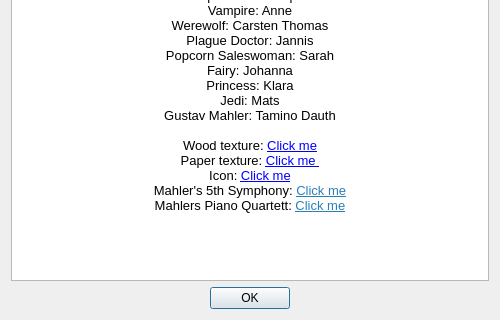
tdauth/gustavsfairyland, file ui/aboutdialog.ui: the form before one commit; both pictures show x 0 to 500 and y 180 to 500 of the 500 by 500 pixel window.
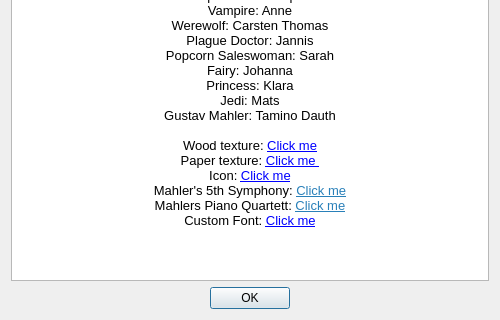
The form after the commit. Icons and pictures are not drawn.

Commit message: Custom Font, custom background color, hide story mode buttons

Patch:
```diff
--- a/ui/aboutdialog.ui
+++ b/ui/aboutdialog.ui
@@ -60,25 +60,26 @@
       <string>&lt;!DOCTYPE HTML PUBLIC &quot;-//W3C//DTD HTML 4.0//EN&quot; &quot;http://www.w3.org/TR/REC-html40/strict.dtd&quot;&gt;
 &lt;html&gt;&lt;head&gt;&lt;meta name=&quot;qrichtext&quot; content=&quot;1&quot; /&gt;&lt;style type=&quot;text/css&quot;&gt;
 p, li { white-space: pre-wrap; }
-&lt;/style&gt;&lt;/head&gt;&lt;body style=&quot; font-family:'Sans Serif'; font-size:10pt; font-weight:400; font-style:normal;&quot;&gt;
-&lt;p align=&quot;center&quot; style=&quot; margin-top:0px; margin-bottom:0px; margin-left:0px; margin-right:0px; -qt-block-indent:0; text-indent:0px;&quot;&gt;&lt;span style=&quot; font-weight:600;&quot;&gt;Credits&lt;/span&gt;&lt;/p&gt;
-&lt;p align=&quot;center&quot; style=&quot; margin-top:0px; margin-bottom:0px; margin-left:0px; margin-right:0px; -qt-block-indent:0; text-indent:0px;&quot;&gt;Organization and Video Recordings: Carsten Thomas&lt;/p&gt;
-&lt;p align=&quot;center&quot; style=&quot; margin-top:0px; margin-bottom:0px; margin-left:0px; margin-right:0px; -qt-block-indent:0; text-indent:0px;&quot;&gt;Programming: Tamino Dauth&lt;/p&gt;
-&lt;p align=&quot;center&quot; style=&quot;-qt-paragraph-type:empty; margin-top:0px; margin-bottom:0px; margin-left:0px; margin-right:0px; -qt-block-indent:0; text-indent:0px;&quot;&gt;&lt;br /&gt;&lt;/p&gt;
-&lt;p align=&quot;center&quot; style=&quot; margin-top:0px; margin-bottom:0px; margin-left:0px; margin-right:0px; -qt-block-indent:0; text-indent:0px;&quot;&gt;Grandpa Jott: Grandpa Jott&lt;/p&gt;
-&lt;p align=&quot;center&quot; style=&quot; margin-top:0px; margin-bottom:0px; margin-left:0px; margin-right:0px; -qt-block-indent:0; text-indent:0px;&quot;&gt;Vampire: Anne&lt;/p&gt;
-&lt;p align=&quot;center&quot; style=&quot; margin-top:0px; margin-bottom:0px; margin-left:0px; margin-right:0px; -qt-block-indent:0; text-indent:0px;&quot;&gt;Werewolf: Carsten Thomas&lt;/p&gt;
-&lt;p align=&quot;center&quot; style=&quot; margin-top:0px; margin-bottom:0px; margin-left:0px; margin-right:0px; -qt-block-indent:0; text-indent:0px;&quot;&gt;Plague Doctor: Jannis&lt;/p&gt;
-&lt;p align=&quot;center&quot; style=&quot; margin-top:0px; margin-bottom:0px; margin-left:0px; margin-right:0px; -qt-block-indent:0; text-indent:0px;&quot;&gt;Popcorn Saleswoman: Sarah&lt;/p&gt;
-&lt;p align=&quot;center&quot; style=&quot; margin-top:0px; margin-bottom:0px; margin-left:0px; margin-right:0px; -qt-block-indent:0; text-indent:0px;&quot;&gt;Fairy: Johanna&lt;/p&gt;
-&lt;p align=&quot;center&quot; style=&quot; margin-top:0px; margin-bottom:0px; margin-left:0px; margin-right:0px; -qt-block-indent:0; text-indent:0px;&quot;&gt;Princess: Klara&lt;/p&gt;
-&lt;p align=&quot;center&quot; style=&quot; margin-top:0px; margin-bottom:0px; margin-left:0px; margin-right:0px; -qt-block-indent:0; text-indent:0px;&quot;&gt;Jedi: Mats&lt;/p&gt;
-&lt;p align=&quot;center&quot; style=&quot; margin-top:0px; margin-bottom:0px; margin-left:0px; margin-right:0px; -qt-block-indent:0; text-indent:0px;&quot;&gt;Gustav Mahler: Tamino Dauth&lt;/p&gt;
-&lt;p align=&quot;center&quot; style=&quot;-qt-paragraph-type:empty; margin-top:0px; margin-bottom:0px; margin-left:0px; margin-right:0px; -qt-block-indent:0; text-indent:0px;&quot;&gt;&lt;br /&gt;&lt;/p&gt;
-&lt;p align=&quot;center&quot; style=&quot; margin-top:0px; margin-bottom:0px; margin-left:0px; margin-right:0px; -qt-block-indent:0; text-indent:0px;&quot;&gt;Wood texture: &lt;a href=&quot;http://publicdomainvectors.org/en/free-clipart/Wood-texture/39404.html&quot;&gt;&lt;span style=&quot; text-decoration: underline; color:#0000ff;&quot;&gt;Click me&lt;/span&gt;&lt;/a&gt;&lt;span style=&quot; font-family:'MS Shell Dlg 2'; font-size:8pt;&quot;&gt;&lt;br /&gt;&lt;/span&gt;&lt;span style=&quot; font-family:'MS Shell Dlg 2';&quot;&gt;Paper texture: &lt;/span&gt;&lt;a href=&quot;http://all-free-download.com/free-vector/download/set-of-blank-paper-design-vector_524297.html&quot;&gt;&lt;span style=&quot; font-family:'MS Shell Dlg 2'; text-decoration: underline; color:#0000ff;&quot;&gt;Click me &lt;/span&gt;&lt;/a&gt;&lt;/p&gt;
-&lt;p align=&quot;center&quot; style=&quot; margin-top:0px; margin-bottom:0px; margin-left:0px; margin-right:0px; -qt-block-indent:0; text-indent:0px;&quot;&gt;&lt;span style=&quot; font-family:'MS Shell Dlg 2';&quot;&gt;Icon: &lt;/span&gt;&lt;a href=&quot; https://commons.wikimedia.org/wiki/File:Gustav_Mahler_by_Hans_Schliessmann-12.jpg&quot;&gt;&lt;span style=&quot; font-family:'MS Shell Dlg 2'; text-decoration: underline; color:#0000ff;&quot;&gt;Click me&lt;/span&gt;&lt;/a&gt;&lt;/p&gt;
-&lt;p align=&quot;center&quot; style=&quot; margin-top:0px; margin-bottom:0px; margin-left:0px; margin-right:0px; -qt-block-indent:0; text-indent:0px;&quot;&gt;Mahler's 5th Symphony: &lt;a href=&quot;https://archive.org/details/Mahler_Symphony_5&quot;&gt;&lt;span style=&quot; text-decoration: underline; color:#2980b9;&quot;&gt;Click me&lt;/span&gt;&lt;/a&gt;&lt;/p&gt;
-&lt;p align=&quot;center&quot; style=&quot; margin-top:0px; margin-bottom:0px; margin-left:0px; margin-right:0px; -qt-block-indent:0; text-indent:0px;&quot;&gt;Mahlers Piano Quartett: &lt;a href=&quot;https://archive.org/details/MahlerPianoQuartetInAMinor&quot;&gt;&lt;span style=&quot; text-decoration: underline; color:#2980b9;&quot;&gt;Click me&lt;/span&gt;&lt;/a&gt;&lt;/p&gt;&lt;/body&gt;&lt;/html&gt;</string>
+&lt;/style&gt;&lt;/head&gt;&lt;body style=&quot; font-family:'MS Shell Dlg 2'; font-size:8.25pt; font-weight:400; font-style:normal;&quot;&gt;
+&lt;p align=&quot;center&quot; style=&quot; margin-top:0px; margin-bottom:0px; margin-left:0px; margin-right:0px; -qt-block-indent:0; text-indent:0px;&quot;&gt;&lt;span style=&quot; font-family:'Sans Serif'; font-size:10pt; font-weight:600;&quot;&gt;Credits&lt;/span&gt;&lt;/p&gt;
+&lt;p align=&quot;center&quot; style=&quot; margin-top:0px; margin-bottom:0px; margin-left:0px; margin-right:0px; -qt-block-indent:0; text-indent:0px;&quot;&gt;&lt;span style=&quot; font-family:'Sans Serif'; font-size:10pt;&quot;&gt;Organization and Video Recordings: Carsten Thomas&lt;/span&gt;&lt;/p&gt;
+&lt;p align=&quot;center&quot; style=&quot; margin-top:0px; margin-bottom:0px; margin-left:0px; margin-right:0px; -qt-block-indent:0; text-indent:0px;&quot;&gt;&lt;span style=&quot; font-family:'Sans Serif'; font-size:10pt;&quot;&gt;Programming: Tamino Dauth&lt;/span&gt;&lt;/p&gt;
+&lt;p align=&quot;center&quot; style=&quot;-qt-paragraph-type:empty; margin-top:0px; margin-bottom:0px; margin-left:0px; margin-right:0px; -qt-block-indent:0; text-indent:0px; font-family:'Sans Serif'; font-size:10pt;&quot;&gt;&lt;br /&gt;&lt;/p&gt;
+&lt;p align=&quot;center&quot; style=&quot; margin-top:0px; margin-bottom:0px; margin-left:0px; margin-right:0px; -qt-block-indent:0; text-indent:0px;&quot;&gt;&lt;span style=&quot; font-family:'Sans Serif'; font-size:10pt;&quot;&gt;Grandpa Jott: Grandpa Jott&lt;/span&gt;&lt;/p&gt;
+&lt;p align=&quot;center&quot; style=&quot; margin-top:0px; margin-bottom:0px; margin-left:0px; margin-right:0px; -qt-block-indent:0; text-indent:0px;&quot;&gt;&lt;span style=&quot; font-family:'Sans Serif'; font-size:10pt;&quot;&gt;Vampire: Anne&lt;/span&gt;&lt;/p&gt;
+&lt;p align=&quot;center&quot; style=&quot; margin-top:0px; margin-bottom:0px; margin-left:0px; margin-right:0px; -qt-block-indent:0; text-indent:0px;&quot;&gt;&lt;span style=&quot; font-family:'Sans Serif'; font-size:10pt;&quot;&gt;Werewolf: Carsten Thomas&lt;/span&gt;&lt;/p&gt;
+&lt;p align=&quot;center&quot; style=&quot; margin-top:0px; margin-bottom:0px; margin-left:0px; margin-right:0px; -qt-block-indent:0; text-indent:0px;&quot;&gt;&lt;span style=&quot; font-family:'Sans Serif'; font-size:10pt;&quot;&gt;Plague Doctor: Jannis&lt;/span&gt;&lt;/p&gt;
+&lt;p align=&quot;center&quot; style=&quot; margin-top:0px; margin-bottom:0px; margin-left:0px; margin-right:0px; -qt-block-indent:0; text-indent:0px;&quot;&gt;&lt;span style=&quot; font-family:'Sans Serif'; font-size:10pt;&quot;&gt;Popcorn Saleswoman: Sarah&lt;/span&gt;&lt;/p&gt;
+&lt;p align=&quot;center&quot; style=&quot; margin-top:0px; margin-bottom:0px; margin-left:0px; margin-right:0px; -qt-block-indent:0; text-indent:0px;&quot;&gt;&lt;span style=&quot; font-family:'Sans Serif'; font-size:10pt;&quot;&gt;Fairy: Johanna&lt;/span&gt;&lt;/p&gt;
+&lt;p align=&quot;center&quot; style=&quot; margin-top:0px; margin-bottom:0px; margin-left:0px; margin-right:0px; -qt-block-indent:0; text-indent:0px;&quot;&gt;&lt;span style=&quot; font-family:'Sans Serif'; font-size:10pt;&quot;&gt;Princess: Klara&lt;/span&gt;&lt;/p&gt;
+&lt;p align=&quot;center&quot; style=&quot; margin-top:0px; margin-bottom:0px; margin-left:0px; margin-right:0px; -qt-block-indent:0; text-indent:0px;&quot;&gt;&lt;span style=&quot; font-family:'Sans Serif'; font-size:10pt;&quot;&gt;Jedi: Mats&lt;/span&gt;&lt;/p&gt;
+&lt;p align=&quot;center&quot; style=&quot; margin-top:0px; margin-bottom:0px; margin-left:0px; margin-right:0px; -qt-block-indent:0; text-indent:0px;&quot;&gt;&lt;span style=&quot; font-family:'Sans Serif'; font-size:10pt;&quot;&gt;Gustav Mahler: Tamino Dauth&lt;/span&gt;&lt;/p&gt;
+&lt;p align=&quot;center&quot; style=&quot;-qt-paragraph-type:empty; margin-top:0px; margin-bottom:0px; margin-left:0px; margin-right:0px; -qt-block-indent:0; text-indent:0px; font-family:'Sans Serif'; font-size:10pt;&quot;&gt;&lt;br /&gt;&lt;/p&gt;
+&lt;p align=&quot;center&quot; style=&quot; margin-top:0px; margin-bottom:0px; margin-left:0px; margin-right:0px; -qt-block-indent:0; text-indent:0px;&quot;&gt;&lt;span style=&quot; font-family:'Sans Serif'; font-size:10pt;&quot;&gt;Wood texture: &lt;/span&gt;&lt;a href=&quot;http://publicdomainvectors.org/en/free-clipart/Wood-texture/39404.html&quot;&gt;&lt;span style=&quot; font-family:'Sans Serif'; font-size:10pt; text-decoration: underline; color:#0000ff;&quot;&gt;Click me&lt;/span&gt;&lt;/a&gt;&lt;span style=&quot; font-size:8pt;&quot;&gt;&lt;br /&gt;&lt;/span&gt;&lt;span style=&quot; font-size:10pt;&quot;&gt;Paper texture: &lt;/span&gt;&lt;a href=&quot;http://all-free-download.com/free-vector/download/set-of-blank-paper-design-vector_524297.html&quot;&gt;&lt;span style=&quot; font-size:10pt; text-decoration: underline; color:#0000ff;&quot;&gt;Click me &lt;/span&gt;&lt;/a&gt;&lt;/p&gt;
+&lt;p align=&quot;center&quot; style=&quot; margin-top:0px; margin-bottom:0px; margin-left:0px; margin-right:0px; -qt-block-indent:0; text-indent:0px;&quot;&gt;&lt;span style=&quot; font-size:10pt;&quot;&gt;Icon: &lt;/span&gt;&lt;a href=&quot; https://commons.wikimedia.org/wiki/File:Gustav_Mahler_by_Hans_Schliessmann-12.jpg&quot;&gt;&lt;span style=&quot; font-size:10pt; text-decoration: underline; color:#0000ff;&quot;&gt;Click me&lt;/span&gt;&lt;/a&gt;&lt;/p&gt;
+&lt;p align=&quot;center&quot; style=&quot; margin-top:0px; margin-bottom:0px; margin-left:0px; margin-right:0px; -qt-block-indent:0; text-indent:0px;&quot;&gt;&lt;span style=&quot; font-family:'Sans Serif'; font-size:10pt;&quot;&gt;Mahler's 5th Symphony: &lt;/span&gt;&lt;a href=&quot;https://archive.org/details/Mahler_Symphony_5&quot;&gt;&lt;span style=&quot; font-family:'Sans Serif'; font-size:10pt; text-decoration: underline; color:#2980b9;&quot;&gt;Click me&lt;/span&gt;&lt;/a&gt;&lt;/p&gt;
+&lt;p align=&quot;center&quot; style=&quot; margin-top:0px; margin-bottom:0px; margin-left:0px; margin-right:0px; -qt-block-indent:0; text-indent:0px;&quot;&gt;&lt;span style=&quot; font-family:'Sans Serif'; font-size:10pt;&quot;&gt;Mahlers Piano Quartett: &lt;/span&gt;&lt;a href=&quot;https://archive.org/details/MahlerPianoQuartetInAMinor&quot;&gt;&lt;span style=&quot; font-family:'Sans Serif'; font-size:10pt; text-decoration: underline; color:#2980b9;&quot;&gt;Click me&lt;/span&gt;&lt;/a&gt;&lt;/p&gt;
+&lt;p align=&quot;center&quot; style=&quot; margin-top:0px; margin-bottom:0px; margin-left:0px; margin-right:0px; -qt-block-indent:0; text-indent:0px;&quot;&gt;&lt;span style=&quot; font-size:10pt;&quot;&gt;Custom Font: &lt;/span&gt;&lt;a href=&quot;http://www.1001fonts.com/ringbearer-font.html&quot;&gt;&lt;span style=&quot; font-size:10pt; text-decoration: underline; color:#0000ff;&quot;&gt;Click me&lt;/span&gt;&lt;/a&gt;&lt;/p&gt;&lt;/body&gt;&lt;/html&gt;</string>
      </property>
      <property name="openExternalLinks">
       <bool>true</bool>
```
The commit also changes 6 other files.
